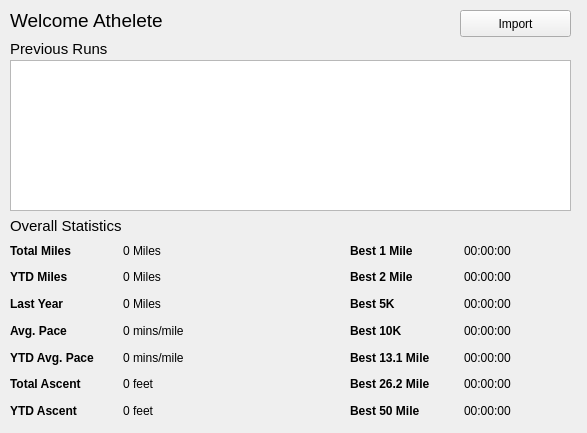
The window that source_code/athlwindow.ui (tlillis/TrailRunningPal) describes before a commit, drawn with Qt 5.
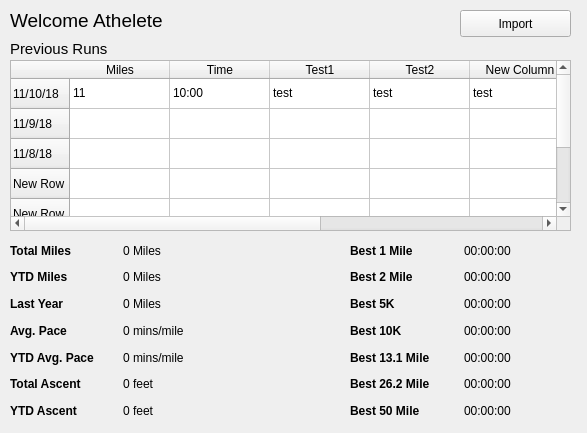
The same window after the commit.

Commit message: added template design pattern

Patch:
```diff
--- a/source_code/athlwindow.ui
+++ b/source_code/athlwindow.ui
@@ -80,16 +80,6 @@
     <string>Overall Statistics</string>
    </property>
   </widget>
-  <widget class="QTableView" name="runsTable">
-   <property name="geometry">
-    <rect>
-     <x>10</x>
-     <y>60</y>
-     <width>561</width>
-     <height>151</height>
-    </rect>
-   </property>
-  </widget>
   <widget class="QWidget" name="gridLayoutWidget">
    <property name="geometry">
     <rect>
@@ -389,6 +379,127 @@
     </item>
    </layout>
   </widget>
+  <widget class="QTableWidget" name="tableWidget">
+   <property name="geometry">
+    <rect>
+     <x>10</x>
+     <y>60</y>
+     <width>561</width>
+     <height>171</height>
+    </rect>
+   </property>
+   <property name="showGrid">
+    <bool>true</bool>
+   </property>
+   <property name="gridStyle">
+    <enum>Qt::SolidLine</enum>
+   </property>
+   <row>
+    <property name="text">
+     <string>11/10/18</string>
+    </property>
+   </row>
+   <row>
+    <property name="text">
+     <string>11/9/18</string>
+    </property>
+   </row>
+   <row>
+    <property name="text">
+     <string>11/8/18</string>
+    </property>
+   </row>
+   <row>
+    <property name="text">
+     <string>New Row</string>
+    </property>
+   </row>
+   <row>
+    <property name="text">
+     <string>New Row</string>
+    </property>
+   </row>
+   <row>
+    <property name="text">
+     <string>New Row</string>
+    </property>
+   </row>
+   <row>
+    <property name="text">
+     <string>New Row</string>
+    </property>
+   </row>
+   <column>
+    <property name="text">
+     <string>Miles</string>
+    </property>
+   </column>
+   <column>
+    <property name="text">
+     <string>Time</string>
+    </property>
+   </column>
+   <column>
+    <property name="text">
+     <string>Test1</string>
+    </property>
+   </column>
+   <column>
+    <property name="text">
+     <string>Test2</string>
+    </property>
+   </column>
+   <column>
+    <property name="text">
+     <string>New Column</string>
+    </property>
+   </column>
+   <column>
+    <property name="text">
+     <string>Test3</string>
+    </property>
+   </column>
+   <column>
+    <property name="text">
+     <string>Test5</string>
+    </property>
+   </column>
+   <item row="0" column="0">
+    <property name="text">
+     <string>11</string>
+    </property>
+   </item>
+   <item row="0" column="1">
+    <property name="text">
+     <string>10:00</string>
+    </property>
+   </item>
+   <item row="0" column="2">
+    <property name="text">
+     <string>test</string>
+    </property>
+   </item>
+   <item row="0" column="3">
+    <property name="text">
+     <string>test</string>
+    </property>
+   </item>
+   <item row="0" column="4">
+    <property name="text">
+     <string>test</string>
+    </property>
+   </item>
+   <item row="0" column="5">
+    <property name="text">
+     <string>test</string>
+    </property>
+   </item>
+   <item row="0" column="6">
+    <property name="text">
+     <string>test</string>
+    </property>
+   </item>
+  </widget>
  </widget>
  <resources/>
  <connections/>
```
The commit also changes 7 other files.
